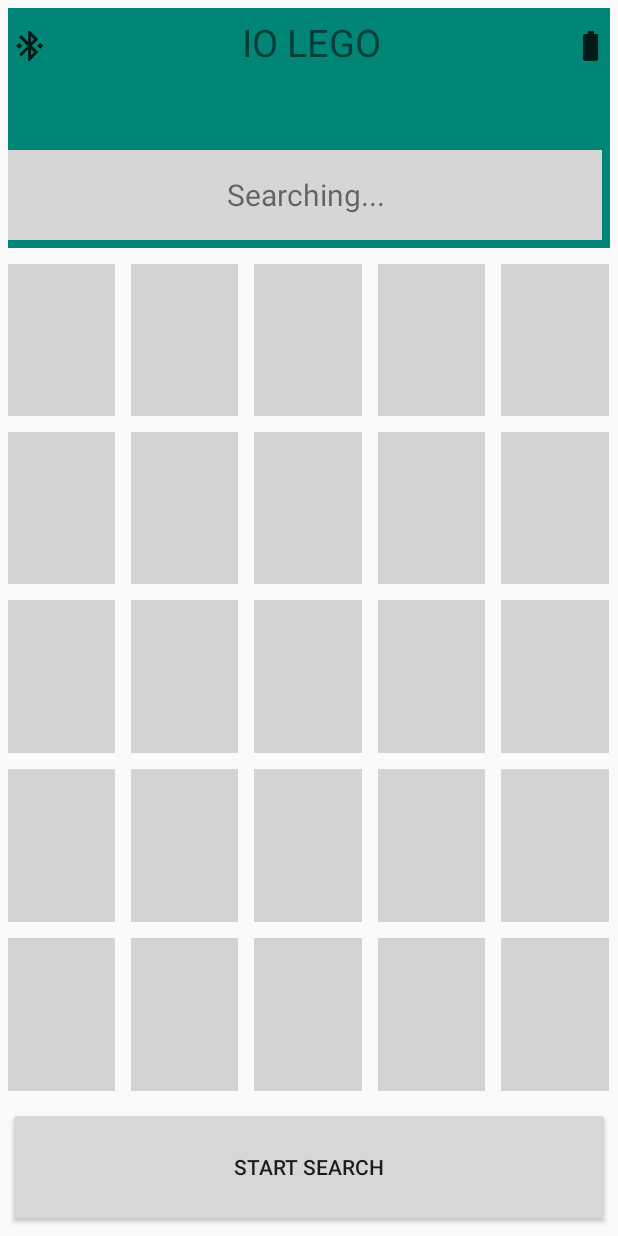
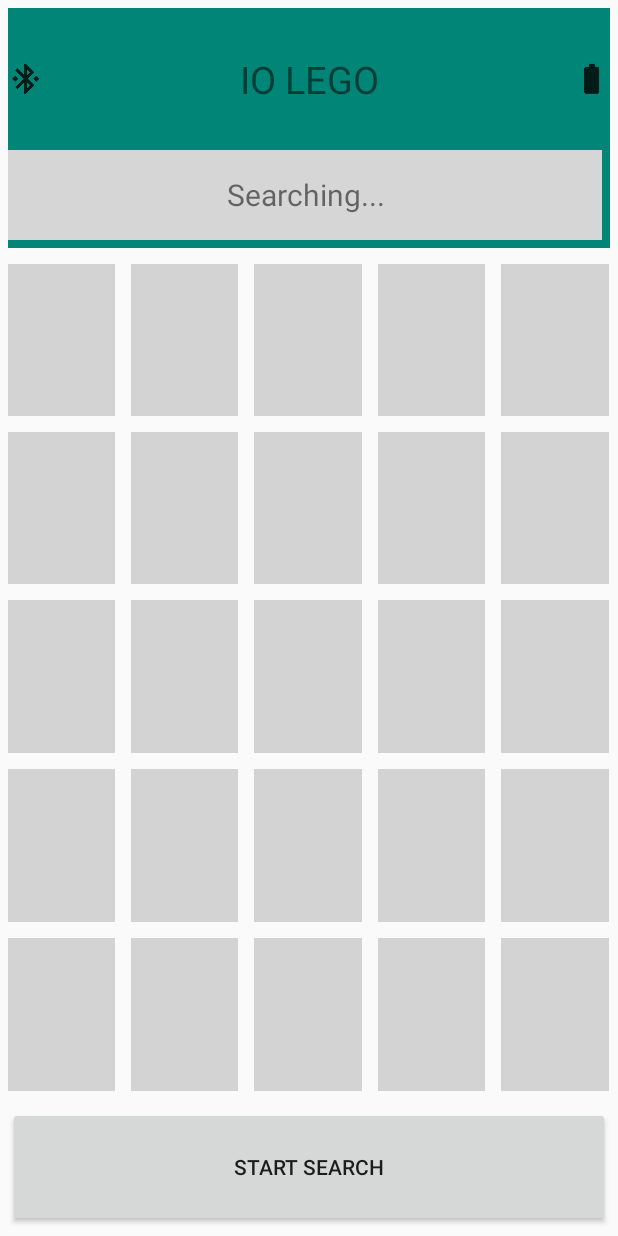
Before and after one commit to westfox-5/Io-Lego, an Android app: the screen it shows after launch (MainActivity), on a phone screen of 412 x 824 dp. Run offline under Robolectric (Android 15) with nearby library versions, the phone set to English and light mode, and no system bars.

Commit message:
Upload android app

```diff
--- a/Android app/IoLego2/app/src/main/res/layout/activity_main.xml
+++ b/Android app/IoLego2/app/src/main/res/layout/activity_main.xml
@@ -22,31 +22,18 @@
             android:layout_weight="0.6"
             android:weightSum="1"
             android:layout_height="0dp">
-            <TextView
-                android:layout_width="0dp"
-                android:layout_height="wrap_content"
-                android:layout_marginTop="1dp"
-                android:layout_marginLeft="3dp"
-                android:layout_weight="0.06"
-                android:drawableEnd="@drawable/bluetooth_connected" />
+
             <TextView
                 android:layout_marginTop="5dp"
                 android:text="IO LEGO"
                 android:textSize="25dp"
                 android:gravity="center"
-
-                android:layout_height="wrap_content"
+                android:layout_height="match_parent"
                 android:layout_width="0dp"
-                android:layout_weight="0.88"
+                android:layout_weight="1"
+                android:drawableLeft="@drawable/bluetooth_connected"
+                android:drawableRight="@drawable/battery_full"
                 />
-
-
-            <TextView
-                android:layout_width="0dp"
-                android:layout_height="wrap_content"
-                android:layout_marginTop="1dp"
-                android:layout_weight="0.06"
-                android:drawableEnd="@drawable/battery_full" />
         </LinearLayout>
 
         <RelativeLayout
```
